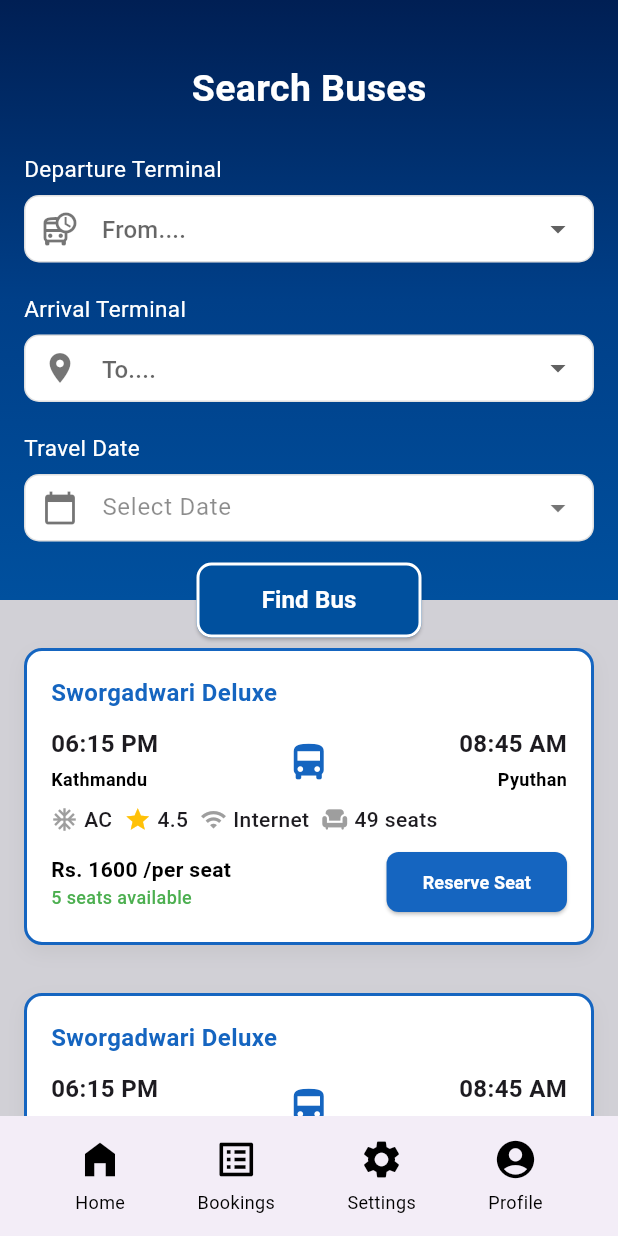
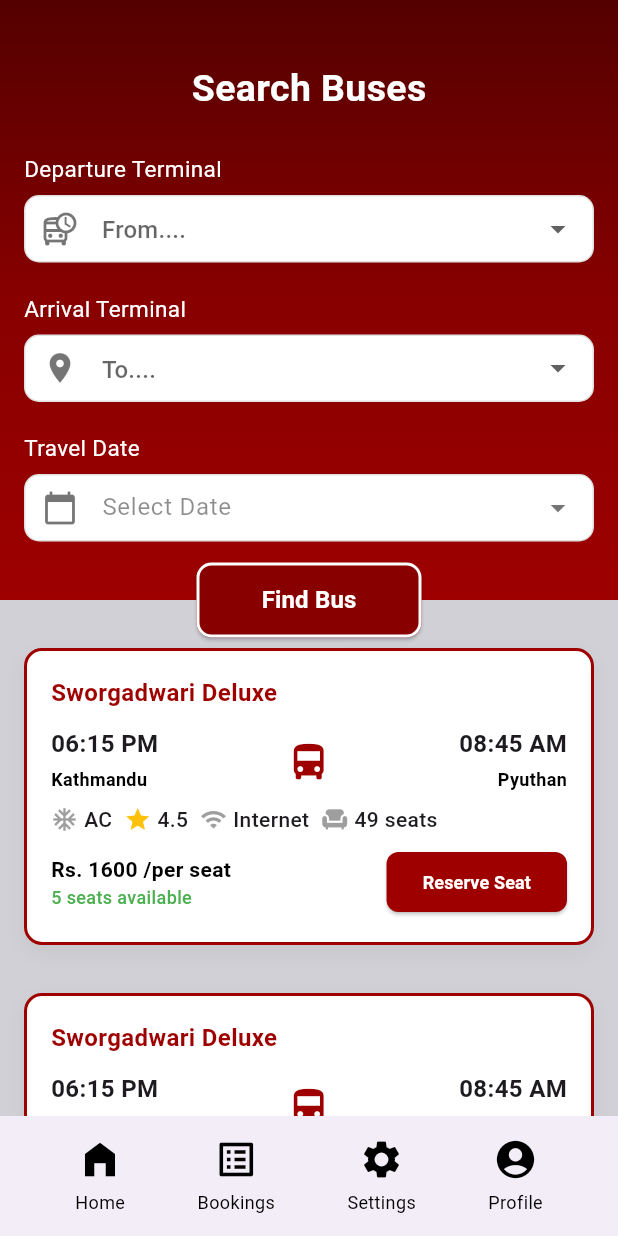
Before and after one commit to navinduhasalanka/bus-book-app, a Flutter app: the NavigationMenu screen opened directly, on a phone screen of 412 x 824 dp. Run offline on Flutter 3.47's test engine with Material 3 defaults, Android fonts, the phone set to English and light mode, and no system bars; our stand-ins replace firebase_auth, firebase_core, icons_plus; accounts and stored records are empty.

Commit message:
Edit color

```diff
--- a/lib/main.dart
+++ b/lib/main.dart
@@ -1,5 +1,6 @@
 import 'package:bus_book/firebase_options.dart';
 import 'package:bus_book/screens/welcome/welcome_screen.dart';
+import 'package:bus_book/widgets/navigation_menu.dart';
 import 'package:firebase_core/firebase_core.dart';
 import 'package:flutter/material.dart';
 
@@ -20,7 +21,7 @@ class MyApp extends StatelessWidget {
       debugShowCheckedModeBanner: false, // remove debug banner
       title: 'Flutter Demo',
       theme: ThemeData(),
-      home: const WelcomeScreen()
+      home: const NavigationMenu()
     );
   }
 }
--- a/lib/screens/pages/home_screen.dart
+++ b/lib/screens/pages/home_screen.dart
@@ -57,9 +57,9 @@ class _HomeScreenState extends State<HomeScreen> {
                   begin: Alignment.topCenter,
                   end: Alignment.bottomCenter,
                   colors: [
-                      Color(0xFF001f54), // Dark blue
-                      Color(0xFF003f88), // Medium blue
-                      Color(0xFF00509e), // Lighter blue
+                    Color(0xFF540000), // Dark red
+                    Color(0xFF880000), // Medium red
+                    Color(0xFF9E0000), // Lighter red
                   ],
                 ),
               ),
@@ -96,9 +96,12 @@ class _HomeScreenState extends State<HomeScreen> {
                         child: DropdownButtonFormField<String>(
                           value: _selectedFromStation,
                           items: const [
-                              DropdownMenuItem(value: 'Station 1', child: Text('Station 1')),
-                              DropdownMenuItem(value: 'Station 2', child: Text('Station 2')),
-                              DropdownMenuItem(value: 'Station 3', child: Text('Station 3')),
+                            DropdownMenuItem(
+                                value: 'Station 1', child: Text('Station 1')),
+                            DropdownMenuItem(
+                                value: 'Station 2', child: Text('Station 2')),
+                            DropdownMenuItem(
+                                value: 'Station 3', child: Text('Station 3')),
                           ],
                           onChanged: (value) {
                             setState(() {
@@ -106,7 +109,8 @@ class _HomeScreenState extends State<HomeScreen> {
                             });
                           },
                           decoration: InputDecoration(
-                              contentPadding: const EdgeInsets.symmetric(vertical: 10),
+                            contentPadding:
+                                const EdgeInsets.symmetric(vertical: 10),
                             fillColor: Colors.white,
                             filled: true,
                             hintText: 'From....',
@@ -116,11 +120,13 @@ class _HomeScreenState extends State<HomeScreen> {
                               color: Colors.black54,
                             ),
                             border: OutlineInputBorder(
-                                borderSide: const BorderSide(color: Colors.black12),
+                              borderSide:
+                                  const BorderSide(color: Colors.black12),
                               borderRadius: BorderRadius.circular(10),
                             ),
                             enabledBorder: OutlineInputBorder(
-                                borderSide: const BorderSide(color: Colors.black12),
+                              borderSide:
+                                  const BorderSide(color: Colors.black12),
                               borderRadius: BorderRadius.circular(10),
                             ),
                           ),
@@ -142,9 +148,12 @@ class _HomeScreenState extends State<HomeScreen> {
                         child: DropdownButtonFormField<String>(
                           value: _selectedToStation,
                           items: const [
-                              DropdownMenuItem(value: 'Station 1', child: Text('Station 1')),
-                              DropdownMenuItem(value: 'Station 2', child: Text('Station 2')),
-                              DropdownMenuItem(value: 'Station 3', child: Text('Station 3')),
+                            DropdownMenuItem(
+                                value: 'Station 1', child: Text('Station 1')),
+                            DropdownMenuItem(
+                                value: 'Station 2', child: Text('Station 2')),
+                            DropdownMenuItem(
+                                value: 'Station 3', child: Text('Station 3')),
                           ],
                           onChanged: (value) {
                             setState(() {
@@ -152,7 +161,8 @@ class _HomeScreenState extends State<HomeScreen> {
                             });
                           },
                           decoration: InputDecoration(
-                              contentPadding: const EdgeInsets.symmetric(vertical: 10),
+                            contentPadding:
+                                const EdgeInsets.symmetric(vertical: 10),
                             fillColor: Colors.white,
                             filled: true,
                             hintText: 'To....',
@@ -162,11 +172,13 @@ class _HomeScreenState extends State<HomeScreen> {
                               color: Colors.black54,
                             ),
                             border: OutlineInputBorder(
-                                borderSide: const BorderSide(color: Colors.black12),
+                              borderSide:
+                                  const BorderSide(color: Colors.black12),
                               borderRadius: BorderRadius.circular(10),
                             ),
                             enabledBorder: OutlineInputBorder(
-                                borderSide: const BorderSide(color: Colors.black12),
+                              borderSide:
+                                  const BorderSide(color: Colors.black12),
                               borderRadius: BorderRadius.circular(10),
                             ),
                           ),
@@ -190,11 +202,13 @@ class _HomeScreenState extends State<HomeScreen> {
                             height: 45,
                             child: TextFormField(
                               decoration: InputDecoration(
-                                  contentPadding: const EdgeInsets.symmetric(vertical: 10),
+                                contentPadding:
+                                    const EdgeInsets.symmetric(vertical: 10),
                                 fillColor: Colors.white,
                                 filled: true,
                                 hintText: 'Select Date',
-                                  hintStyle: const TextStyle(color: Colors.black45),
+                                hintStyle:
+                                    const TextStyle(color: Colors.black45),
                                 prefixIcon: const Icon(
                                   Icons.calendar_today,
                                   color: Colors.black54,
@@ -204,11 +218,13 @@ class _HomeScreenState extends State<HomeScreen> {
                                   color: Colors.black54,
                                 ),
                                 border: OutlineInputBorder(
-                                    borderSide: const BorderSide(color: Colors.black12),
+                                  borderSide:
+                                      const BorderSide(color: Colors.black12),
                                   borderRadius: BorderRadius.circular(10),
                                 ),
                                 enabledBorder: OutlineInputBorder(
-                                    borderSide: const BorderSide(color: Colors.black12),
+                                  borderSide:
+                                      const BorderSide(color: Colors.black12),
                                   borderRadius: BorderRadius.circular(10),
                                 ),
                               ),
@@ -237,12 +253,14 @@ class _HomeScreenState extends State<HomeScreen> {
                         child: Text('No tickets available'),
                       )
                     : ListView.separated(
-                          padding: const EdgeInsets.only( top: 16, bottom: 0,left: 0,right: 0),
+                        padding: const EdgeInsets.only(
+                            top: 16, bottom: 0, left: 0, right: 0),
                         itemCount: tickets.length,
                         itemBuilder: (context, index) {
                           return TicketView();
                         },
-                          separatorBuilder: (context, index) => const SizedBox(height: 0),
+                        separatorBuilder: (context, index) =>
+                            const SizedBox(height: 0),
                       ),
               ),
             ),
@@ -250,8 +268,10 @@ class _HomeScreenState extends State<HomeScreen> {
         ),
         // Positioned button at the edge of blue and gray areas
         Positioned(
-            left: (screenWidth / 2) - 75, // Center horizontally (button width is 150)
-            top: 400 - 25, // Position so that half of the button overlaps blue and gray (button height is 50)
+          left: (screenWidth / 2) -
+              75, // Center horizontally (button width is 150)
+          top: 400 -
+              25, // Position so that half of the button overlaps blue and gray (button height is 50)
           child: SizedBox(
             width: 150,
             height: 50,
@@ -272,10 +292,11 @@ class _HomeScreenState extends State<HomeScreen> {
                 }
               },
               style: ElevatedButton.styleFrom(
-                  backgroundColor: const Color(0xFF00509e), // Blue color
+                backgroundColor: const Color(0xFF880000), // Blue color
                 shape: RoundedRectangleBorder(
                   borderRadius: BorderRadius.circular(10),
-                    side: const BorderSide(color: Colors.white, width: 2), // White border
+                  side: const BorderSide(
+                      color: Colors.white, width: 2), // White border
                 ),
               ),
               child: const Text(
@@ -291,6 +312,5 @@ class _HomeScreenState extends State<HomeScreen> {
         ),
       ],
     );
-
   }
 }
--- a/lib/screens/welcome/signin_screen.dart
+++ b/lib/screens/welcome/signin_screen.dart
@@ -50,7 +50,7 @@ class _SignInScreenState extends State<SignInScreen> {
                         'Welcome',
                         style: TextStyle(
                           fontSize: 30.0,
-                          color: Colors.blue,
+                          color: Color(0xFF9E0000),
                           fontWeight: FontWeight.w900,
                         ),
                       ),
@@ -284,7 +284,7 @@ class _SignInScreenState extends State<SignInScreen> {
                             child: const Text(
                               'Sign up',
                               style: TextStyle(
-                                color: Colors.blue,
+                                color: Color(0xFF9E0000),
                               ),
                             ),
                           )
--- a/lib/screens/welcome/signup_screen.dart
+++ b/lib/screens/welcome/signup_screen.dart
@@ -49,7 +49,7 @@ class _SignUpScreenState extends State<SignUpScreen> {
                             'Get Started',
                             style: TextStyle(
                               fontSize: 30.0,
-                              color: Colors.blue,
+                              color: Color(0xFF9E0000),
                               fontWeight: FontWeight.w900,
                             ),
                           ),
@@ -304,7 +304,7 @@ class _SignUpScreenState extends State<SignUpScreen> {
                                 child: const Text(
                                   'Sign in',
                                   style: TextStyle(
-                                    color: Colors.blue,
+                                    color: Color(0xFF9E0000),
                                   ),
                                 ),
                               )
--- a/lib/screens/welcome/welcome_screen.dart
+++ b/lib/screens/welcome/welcome_screen.dart
@@ -56,7 +56,7 @@ class WelcomeScreen extends StatelessWidget {
                         buttonText: 'Sign up',
                         onTap: SignUpScreen(),
                         color: Colors.white,
-                        textColor: Colors.blue,
+                        textColor: Color(0xFF9E0000),
                       ),
                     ),
                   ],
--- a/lib/widgets/ticket_view.dart
+++ b/lib/widgets/ticket_view.dart
@@ -16,7 +16,7 @@ class TicketView extends StatelessWidget {
           color: Colors.white,
           borderRadius: BorderRadius.circular(12),
           border: Border.all(
-            color: Colors.blue[800]!, // Border color
+            color: const Color(0xFF9E0000), // Border color
             width: 2.0, // Border width
           ),
           boxShadow: [
@@ -31,7 +31,7 @@ class TicketView extends StatelessWidget {
           crossAxisAlignment: CrossAxisAlignment.start,
           mainAxisSize: MainAxisSize.min,
           children: [
-            Row(
+            const Row(
               mainAxisAlignment: MainAxisAlignment.spaceBetween,
               children: [
                 Text(
@@ -39,7 +39,7 @@ class TicketView extends StatelessWidget {
                   style: TextStyle(
                     fontSize: 16,
                     fontWeight: FontWeight.bold,
-                    color: Colors.blue[800],
+                    color: Color(0xFF9E0000),
                   ),
                 ),
               ],
@@ -61,7 +61,7 @@ class TicketView extends StatelessWidget {
                     Transform.translate(
                       offset: const Offset(0, 12),
                       child: Icon(Icons.directions_bus,
-                          color: Colors.blue[800], size: 30),
+                          color: Color(0xFF9E0000), size: 30),
                     ),
                     const Spacer(),
                     Text(
@@ -164,7 +164,7 @@ class TicketView extends StatelessWidget {
                     );
                   },
                   style: ElevatedButton.styleFrom(
-                    backgroundColor: Colors.blue[800],
+                    backgroundColor: Color(0xFF9E0000),
                     shape: RoundedRectangleBorder(
                       borderRadius: BorderRadius.circular(8),
                     ),
--- a/lib/widgets/welcome_scaffold.dart
+++ b/lib/widgets/welcome_scaffold.dart
@@ -25,9 +25,9 @@ class WelcomeScaffold extends StatelessWidget {
                 begin: Alignment.topCenter,
                 end: Alignment.bottomCenter,
                 colors: [
-                  Color(0xFF001f54), // Dark blue
-                  Color(0xFF003f88), // Medium blue
-                  Color(0xFF00509e), // Lighter blue
+                  Color(0xFF540000), // Dark red
+                  Color(0xFF880000), // Medium red
+                  Color(0xFF9E0000), // Lighter red
                 ],
               ),
             ),
```
Lines whose indentation alone changed are shown as unchanged.
